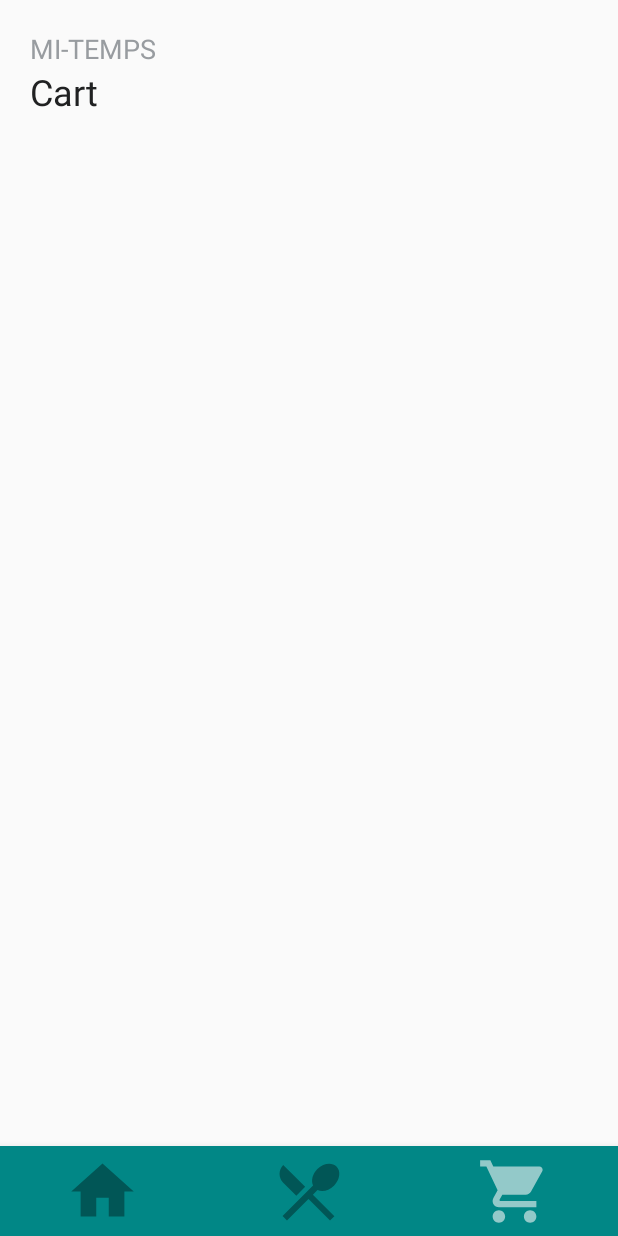
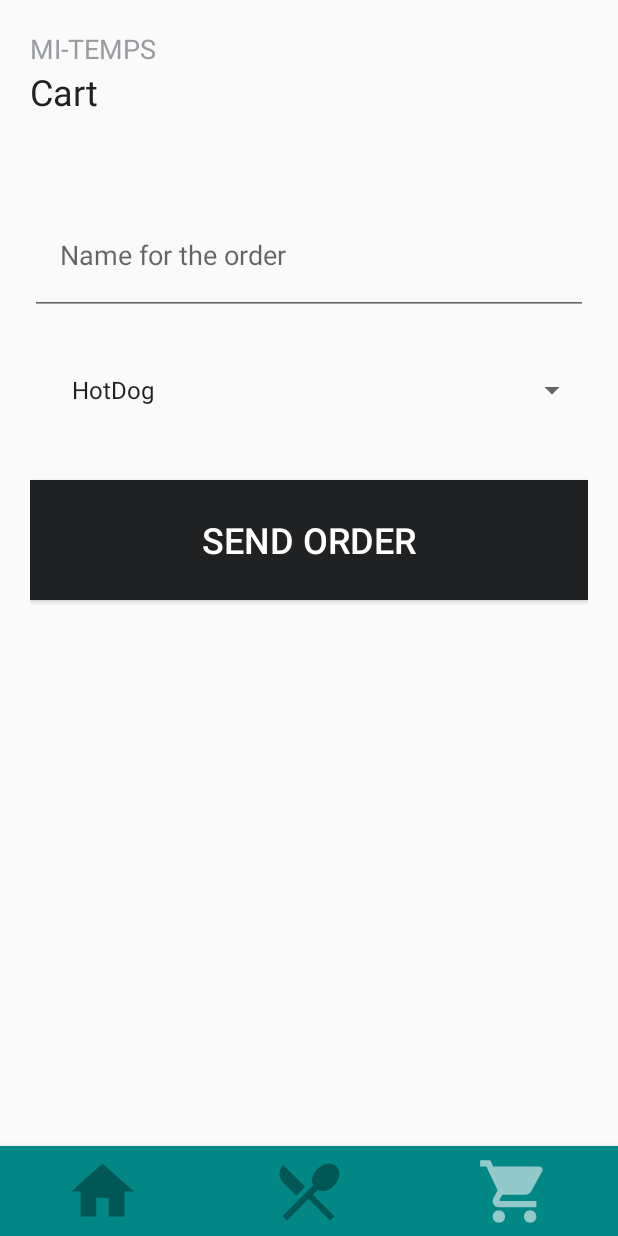
Before and after one commit to Benoit548/MI-Order, an Android app: the screen it shows after launch (MainActivity), item 3 of the bottom bar chosen, on a phone screen of 412 x 824 dp. Run offline under Robolectric (Android 15) with nearby library versions, the light colour scheme and no system bars; our stand-ins replace Firebase (no records; nobody signed in at launch, a user with empty details on screens opened directly); pictures from the network do not load.

Commit message:
Modification de la page cart, connection avec la BDD pour envoyer les commandes (Avec uniquement un nom et un plat)

```diff
--- a/app/build.gradle
+++ b/app/build.gradle
@@ -39,6 +39,7 @@ dependencies {
     implementation 'com.google.firebase:firebase-database:20.0.3'
     implementation 'com.google.firebase:firebase-storage-ktx:20.0.0'
     implementation 'com.github.bumptech.glide:glide:4.13.0'
+    implementation 'com.google.firebase:firebase-storage:20.0.0'
     testImplementation 'junit:junit:4.+'
     androidTestImplementation 'androidx.test.ext:junit:1.1.3'
     androidTestImplementation 'androidx.test.espresso:espresso-core:3.4.0'
--- a/app/src/main/java/com/example/mi_order/FoodPopup.kt
+++ b/app/src/main/java/com/example/mi_order/FoodPopup.kt
@@ -3,16 +3,11 @@ package com.example.mi_order
 import android.app.Dialog
 import android.net.Uri
 import android.os.Bundle
-import android.view.LayoutInflater
 import android.view.Window
-import android.widget.Button
 import android.widget.ImageView
 import android.widget.TextView
 import com.bumptech.glide.Glide
-import com.example.mi_order.FoodPopup.Singleton.cartFoodList
 import com.example.mi_order.adapters.FoodAdapter
-import com.google.firebase.database.DataSnapshot
-import com.google.firebase.database.FirebaseDatabase
 
 class FoodPopup (
     private val adapter: FoodAdapter,
@@ -27,12 +22,8 @@ class FoodPopup (
             setupComponents()
             setupCloseButton()
 
+        }
 
-        }
-    object Singleton {
-        // créer une liste qui va contenir notre liste de food qu'on veut acheter.
-        val cartFoodList = arrayListOf<FoodModel>()
-    }
 
     private fun setupCloseButton() {
             findViewById<ImageView>(R.id.close_button).setOnClickListener{
@@ -56,9 +47,6 @@ class FoodPopup (
             //Actualiser le nbr d'Units
             findViewById<TextView>(R.id.popup_food_units_number).text = currentFood.unit.toString()
 
-            //Recuperer le bouton confirmer
-            val addCartButton = findViewById<Button>(R.id.add_food_cart_button)
-            addCartButton.setOnClickListener(cartFoodList.add(currentFood))
 
 
         }
@@ -66,7 +54,3 @@ class FoodPopup (
 
 
     }
-
-private fun Button.setOnClickListener(add: Boolean) {
-
-}
--- a/app/src/main/java/com/example/mi_order/FoodRepository.kt
+++ b/app/src/main/java/com/example/mi_order/FoodRepository.kt
@@ -2,24 +2,32 @@ package com.example.mi_order
 
 import android.net.Uri
 import com.example.mi_order.FoodRepository.Singleton.databaseRef
+import com.example.mi_order.FoodRepository.Singleton.databaseRefOrder
 import com.example.mi_order.FoodRepository.Singleton.foodList
+import com.google.android.gms.tasks.Continuation
+import com.google.android.gms.tasks.Task
 import com.google.firebase.database.DataSnapshot
 import com.google.firebase.database.DatabaseError
 import com.google.firebase.database.FirebaseDatabase
 import com.google.firebase.database.ValueEventListener
 import com.google.firebase.storage.FirebaseStorage
+import com.google.firebase.storage.UploadTask
+import java.util.*
 
 class FoodRepository {
 
 
     // On fait un singleton pour éviter de recreer un arraylistof à chaque nouvel objet
     object Singleton {
+
         // se connecter à la référence
-
         val databaseRef = FirebaseDatabase.getInstance("https://mi-order-ad764-default-rtdb.europe-west1.firebasedatabase.app/").getReference("Foods")
+        val databaseRefOrder = FirebaseDatabase.getInstance("https://mi-order-ad764-default-rtdb.europe-west1.firebasedatabase.app/").getReference("Orders")
 
         // créer une liste qui va contenir l'ensemble de notre food
         val foodList = arrayListOf<FoodModel>()
+
+
 
     }
 
@@ -51,4 +59,6 @@ class FoodRepository {
 
         })
     }
+    //Insérer un order en BDD
+    fun insertOrder(order: OrderModel) = databaseRefOrder.child(order.id).setValue(order)
 }
--- a/app/src/main/java/com/example/mi_order/fragments/CartFragments.kt
+++ b/app/src/main/java/com/example/mi_order/fragments/CartFragments.kt
@@ -4,12 +4,16 @@ import android.os.Bundle
 import android.view.LayoutInflater
 import android.view.View
 import android.view.ViewGroup
+import android.widget.Button
+import android.widget.EditText
 import android.widget.ImageView
+import android.widget.Spinner
 import androidx.fragment.app.Fragment
 import androidx.recyclerview.widget.RecyclerView
 import com.example.mi_order.*
 import com.example.mi_order.adapters.FoodAdapter
 import com.example.mi_order.adapters.FoodItemDecoration
+import java.util.*
 
 class CartFragment(
     private val context: MainActivity
@@ -22,17 +26,26 @@ class CartFragment(
     ): View? {
         val view = inflater?.inflate(R.layout.fragment_cart, container, false)
 
-        //recuperer le second recyclerview
-        val cartRecyclerView = view.findViewById<RecyclerView>(R.id.cart_recyclerView)
-        cartRecyclerView.adapter =
-            FoodAdapter(context, FoodPopup.Singleton.cartFoodList, R.layout.item_cartfood)
-        cartRecyclerView.addItemDecoration(FoodItemDecoration())
-        //Recuper le bouton close
+        //Recuperer le bouton d'ajout
+        val addButton = view.findViewById<Button>(R.id.confirm_button)
+        addButton.setOnClickListener { sendOrder(view)}
+        return view
+    }
 
-        val deleteCart = view.findViewById<ImageView>(R.id.delete_cart)
-        //deleteCart.setOnClickListener(FoodPopup.Singleton.cartFoodList.remove())
+    private fun sendOrder(view: View) {
+         val userName = view.findViewById<EditText>(R.id.name_input).text.toString()
+         val userFood = view.findViewById<Spinner>(R.id.food_spinner).selectedItem.toString()
+
+        //Créer un nouvel object order
+        val order = OrderModel(
+            UUID.randomUUID().toString(), //Permet de génener un identifiant unique
+            userName,
+            userFood
+        )
+
+        //Envoyer en BDD
+       FoodRepository().insertOrder(order)
+    }
 
 
-        return view
-    }
 }
--- a/app/src/main/res/layout/fragment_cart.xml
+++ b/app/src/main/res/layout/fragment_cart.xml
@@ -1,18 +1,41 @@
 <?xml version="1.0" encoding="utf-8"?>
-<androidx.constraintlayout.widget.ConstraintLayout xmlns:android="http://schemas.android.com/apk/res/android"
-    xmlns:app="http://schemas.android.com/apk/res-auto"
-    xmlns:tools="http://schemas.android.com/tools"
+
+<LinearLayout xmlns:android="http://schemas.android.com/apk/res/android"
+    android:orientation="vertical"
     android:layout_width="match_parent"
-    android:layout_height="match_parent">
+    android:layout_height="match_parent"
+    android:layout_margin="@dimen/default_margin">
 
-    <androidx.recyclerview.widget.RecyclerView
-        android:id="@+id/cart_recyclerView"
+
+    <EditText
+        android:id="@+id/name_input"
         android:layout_width="match_parent"
-        android:layout_height="match_parent"
-        android:layout_marginTop="@dimen/default_margin"
-        android:layout_marginStart="@dimen/default_margin"
-        android:orientation="vertical"
-        app:layoutManager="androidx.recyclerview.widget.LinearLayoutManager"
-        android:layout_marginBottom="60dp"
-        />
-</androidx.constraintlayout.widget.ConstraintLayout>
+        android:layout_height="80dp"
+        android:layout_marginTop="@dimen/item_margin"
+        android:hint="@string/user_name_input"
+        android:padding="@dimen/default_margin"
+        style="@style/DefaultTextStyle"/>
+
+
+
+    <Spinner
+        android:id="@+id/food_spinner"
+        android:layout_width="match_parent"
+        android:layout_height="80dp"
+        android:layout_marginTop="@dimen/item_margin"
+        android:entries="@array/foor_order_input"
+        android:padding="@dimen/default_margin" />
+
+
+
+    <Button
+        android:id="@+id/confirm_button"
+        android:layout_width="match_parent"
+        android:layout_height="80dp"
+        android:background="@color/darkGray"
+        android:textColor="@color/white"
+        android:text="@string/send_order_confirm_button"
+        android:textSize="24dp"
+        android:layout_marginTop="@dimen/default_margin"/>
+
+</LinearLayout>
--- a/app/src/main/res/values/strings.xml
+++ b/app/src/main/res/values/strings.xml
@@ -14,6 +14,17 @@
     <string name="popup_food_units_number">number of units</string>
     <string name="popup_add_food_button">Add to cart</string>
 
+    <!--Cart-->
+    <string name="user_name_input">Name for the order</string>
+    <string name="send_order_confirm_button">Send order</string>
+    <string-array name="foor_order_input">
+        <item>HotDog</item>
+        <item>Ramen</item>
+        <item>Croque-Monsieur</item>
+        <item>Panini</item>
+        <item>Sandwich</item>
+    </string-array>
+
     <!--Bottom navigation page-->
     <string name="bottom_menu_item">Menu</string>
     <string name="bottom_home_item">Home</string>
```
Also changed, not shown: app/src/main/java/com/example/mi_order/OrderModel.kt (added, +8 -0 lines), app/src/main/res/layout/item_cartfood.xml (deleted, +0 -64 lines), app/src/main/res/layout/item_horizontal_food.xml (deleted, +0 -19 lines), app/src/main/res/layout/popup_food_details.xml (+0 -11 lines).
